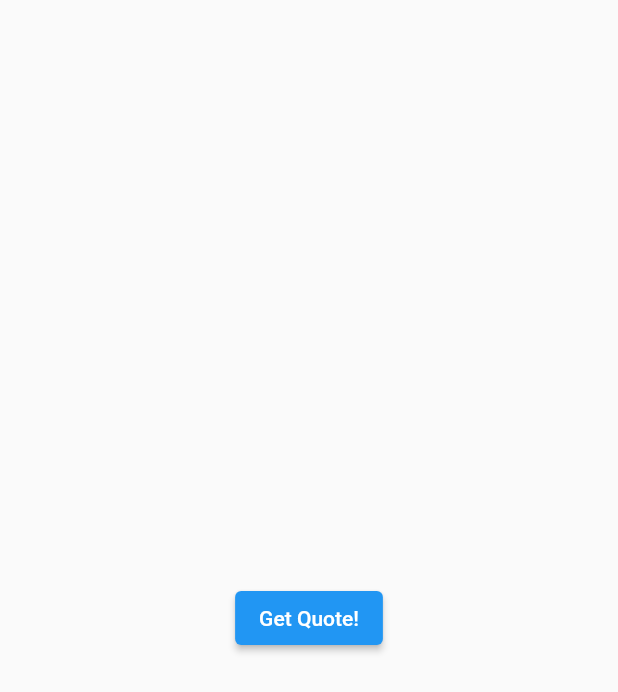
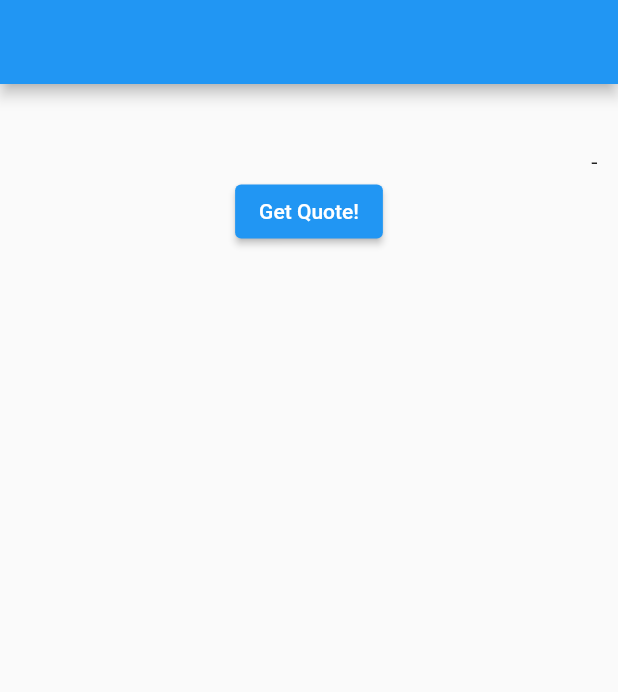
Before and after one commit to hansraj3160/Quote_app-Flutter, a Flutter app: the screen it shows after launch, after a tap on "Get Quote!", on a phone screen of 412 x 824 dp. Shown: the top 692 px of the screen. Run offline on Flutter 3.47's test engine with Material 2 defaults, Android fonts, the phone set to English and light mode, and no system bars; network calls fail.

```diff
--- a/qoutsapp/lib/screens/home_screen.dart
+++ b/qoutsapp/lib/screens/home_screen.dart
@@ -3,18 +3,40 @@ import 'package:http/http.dart' as http;
 import 'dart:convert';
 import 'package:qoutsapp/screens/second_screen.dart';
 
-class HomeScreen extends StatelessWidget {
+class HomeScreen extends StatefulWidget {
   const HomeScreen({Key? key}) : super(key: key);
+  @override
+  State<HomeScreen> createState() => _HomeScreenState();
+}
 
+class _HomeScreenState extends State<HomeScreen> {
+  String quote = "";
+  String author = "";
+  String title = "Hans";
   @override
   Widget build(BuildContext context) {
     return SafeArea(
       child: Scaffold(
-            // appBar: AppBar(
-            //   title: const Text("Qouts App"),
-            // ),
-            body: Center(
-      child: ElevatedButton(
+        appBar: AppBar(),
+        body: Column(children: [
+          Padding(
+            padding: const EdgeInsets.all(10.0),
+            child: Text(
+              quote,
+              style: TextStyle(fontSize: 20),
+            ),
+          ),
+          Padding(
+            padding: EdgeInsets.only(right: 10),
+            child: Align(
+              alignment: Alignment.bottomRight,
+              child: Text(
+                "- $author",
+                style: const TextStyle(fontSize: 15),
+              ),
+            ),
+          ),
+          ElevatedButton(
             onPressed: () async {
               var url = Uri.parse(
                   'https://goquotes-api.herokuapp.com/api/v1/random?count=1');
@@ -22,14 +44,17 @@ class HomeScreen extends StatelessWidget {
               // print('Response status: ${response.statusCode}');
               // print('Response body: ${response.body}');
               var data = jsonDecode(response.body);
-          String quotesMsg = data["quotes"][0]["text"];
-          String quotesAuthor = data["quotes"][0]["author"];
-          Navigator.of(context).push(MaterialPageRoute(
-              builder: (context) => SecondScreen(
-                  getquotesMsg: quotesMsg, getquotesAuthor: quotesAuthor)));
+              quote = data["quotes"][0]["text"];
+              author = data["quotes"][0]["author"];
+              setState(() {});
+              // Navigator.of(context).push(MaterialPageRoute(
+              //     builder: (context) => SecondScreen(
+              //         getquotesMsg: quote, getquotesAuthor: author)));
             },
             child: const Text("Get Quote!"),
           ),
-    )));
+        ]),
+      ),
+    );
   }
 }
--- a/qoutsapp/lib/screens/second_screen.dart
+++ b/qoutsapp/lib/screens/second_screen.dart
@@ -14,25 +14,7 @@ class SecondScreen extends StatelessWidget {
       body: Center(
           child: Column(
         // ignore: prefer_const_literals_to_create_immutables
-        children: [
-          Padding(
-            padding: const EdgeInsets.all(10.0),
-            child: Text(
-              getquotesMsg,
-              style: TextStyle(fontSize: 20),
-            ),
-          ),
-          Padding(
-            padding: EdgeInsets.only(right: 10),
-            child: Align(
-              alignment: Alignment.bottomRight,
-              child: Text(
-                "- $getquotesAuthor",
-                style: const TextStyle(fontSize: 15),
-              ),
-            ),
-          )
-        ],
+        children: [],
       )),
     );
   }
```
Lines whose indentation alone changed are shown as unchanged.
